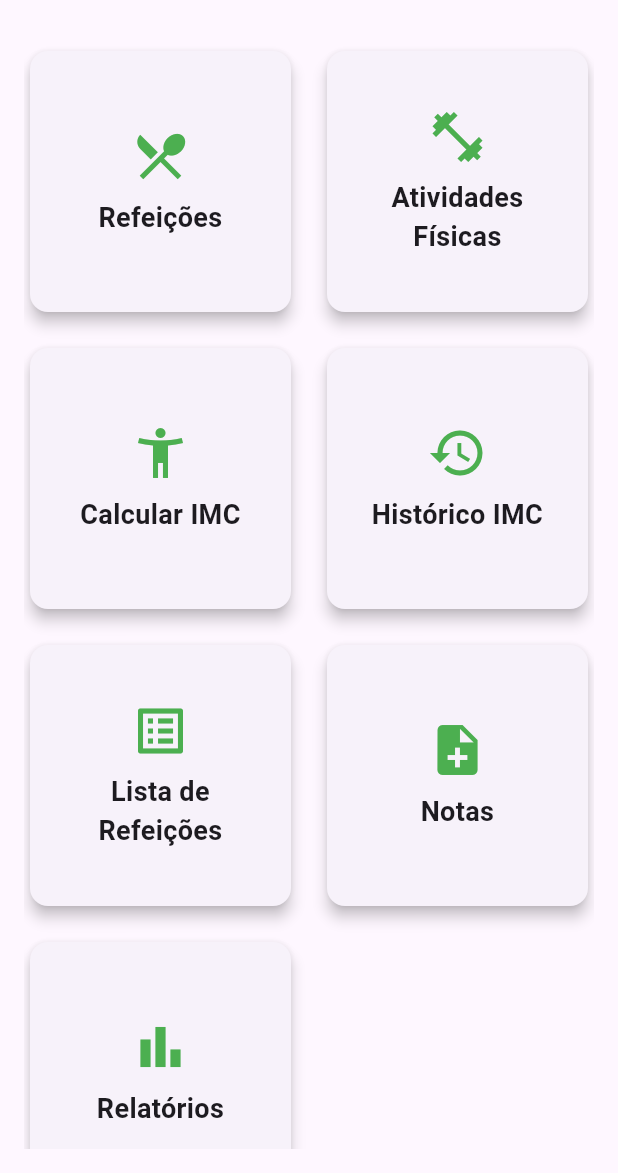
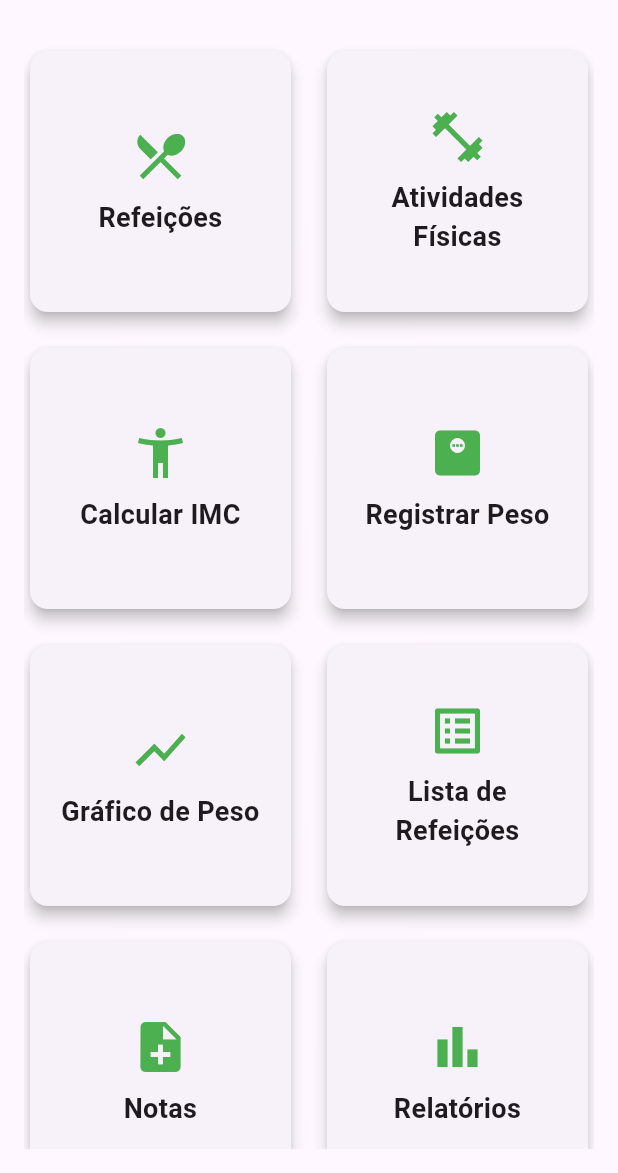
Before and after one commit to levi13/saudebahia, a Flutter app: the screen it shows after launch, on a phone screen of 412 x 824 dp, the part 63-1236 px from its top. Run offline on Flutter 3.47's test engine with Material 3 defaults, Android fonts, the phone set to English and light mode, and no system bars; our stand-ins replace sqflite; accounts and stored records are empty.

Commit message:
Update dashboard_screen.dart

```diff
--- a/lib/screens/dashboard_screen.dart
+++ b/lib/screens/dashboard_screen.dart
@@ -51,12 +51,22 @@ class DashboardScreen extends StatelessWidget {
             ),
             _buildDashboardCard(
               context,
-              icon: Icons.history,
-              title: 'Histórico IMC',
+              icon: Icons.monitor_weight,
+              title: 'Registrar Peso',
               onTap: () {
-                Navigator.pushNamed(context, '/imc_historico');
+                Navigator.pushNamed(context, '/peso');
               },
             ),
+
+            _buildDashboardCard(
+              context,
+              icon: Icons.show_chart,
+              title: 'Gráfico de Peso',
+              onTap: () {
+                Navigator.pushNamed(context, '/grafico_peso');
+              },
+            ),
+
             _buildDashboardCard(
               context,
               icon: Icons.list_alt,
```
